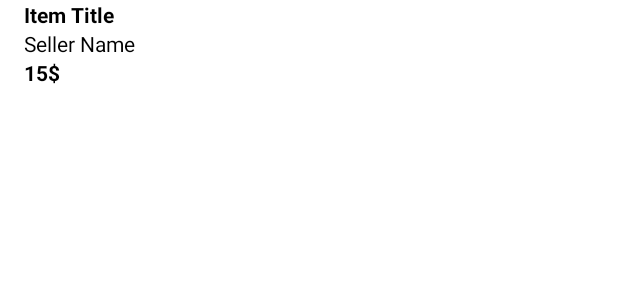
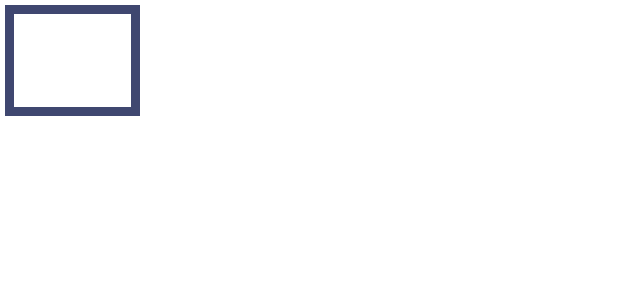
Before and after one commit to shahzadafridi/FlexBoxGallery, an Android app: the layout viewholder_cat.xml on its own in the app's theme, with its tools: preview values and no code run, on a phone screen of 412 x 824 dp. Shown: the top 300 px of the screen. Run offline under Robolectric (Android 15) with nearby library versions, the light colour scheme and no system bars.

Commit message:
Boarder added to imageview.

```diff
--- /dev/null
+++ b/app/src/main/res/drawable/border_bg.xml
@@ -0,0 +1,6 @@
+<?xml version="1.0" encoding="utf-8"?>
+<shape android:shape="rectangle" xmlns:android="http://schemas.android.com/apk/res/android">
+
+    <stroke android:width="6dp" android:color="#E62B3461"/>
+
+</shape>
--- a/app/src/main/res/layout/activity_main.xml
+++ b/app/src/main/res/layout/activity_main.xml
@@ -5,6 +5,7 @@
     android:id="@+id/coordinator_layout"
     android:layout_width="match_parent"
     android:layout_height="match_parent"
+    android:background="#0D0A25"
     android:fitsSystemWindows="true">
 
     <androidx.recyclerview.widget.RecyclerView
--- a/app/src/main/res/layout/viewholder_cat.xml
+++ b/app/src/main/res/layout/viewholder_cat.xml
@@ -5,33 +5,33 @@
     android:layout_width="wrap_content"
     android:layout_height="wrap_content"
     android:gravity="bottom"
+    android:foreground="@drawable/border_bg"
     android:orientation="vertical"
+    android:layout_margin="3dp"
+    android:padding="8dp"
     android:scaleType="centerCrop">
 
     <TextView
         android:id="@+id/title"
         android:layout_width="match_parent"
         android:layout_height="wrap_content"
-        android:layout_marginLeft="16dp"
         android:textStyle="bold"
         android:text="Item Title"
-        android:textColor="@color/black"/>
+        android:textColor="@color/white"/>
 
     <TextView
         android:id="@+id/name"
         android:layout_width="match_parent"
         android:layout_height="wrap_content"
-        android:layout_marginLeft="16dp"
         android:text="Seller Name"
-        android:textColor="@color/black"/>
+        android:textColor="@color/white"/>
 
     <TextView
         android:id="@+id/price"
         android:layout_width="match_parent"
         android:layout_height="wrap_content"
-        android:layout_marginLeft="16dp"
         android:textStyle="bold"
         android:text="15$"
-        android:textColor="@color/black"/>
+        android:textColor="@color/white"/>
 
 </LinearLayout>
```
